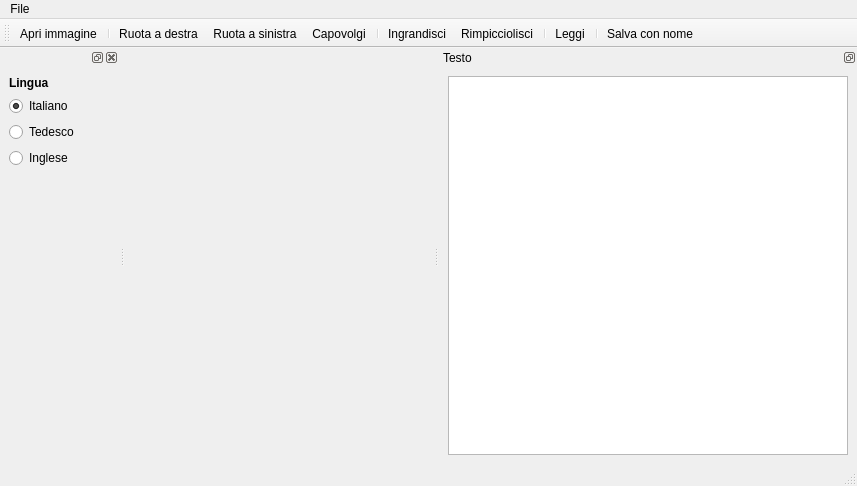
Above: ui_lector.ui from zdenop/lector before the change. Below: the same form after it.
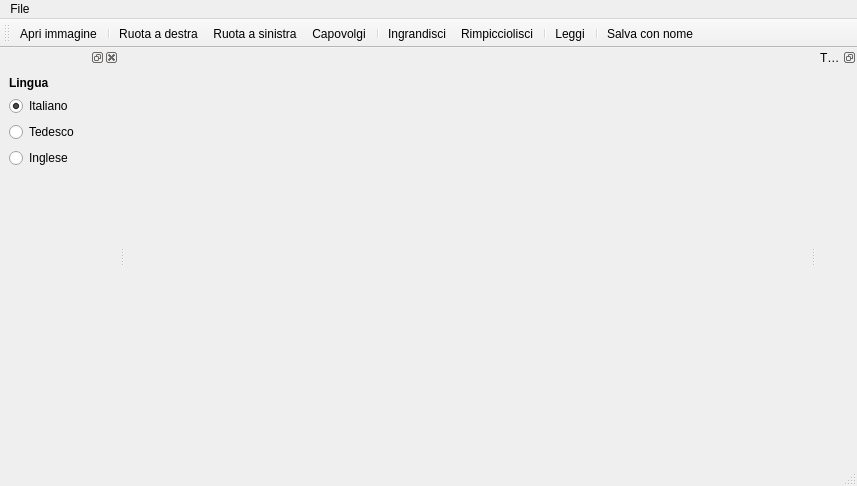
That is the form after the change.

Commit message: Corretta form (doppio textwidget)

The edit to the form file:
```diff
--- a/ui_lector.ui
+++ b/ui_lector.ui
@@ -142,21 +142,7 @@
     <number>2</number>
    </attribute>
    <widget class="QWidget" name="dockWidgetContents_2" >
-    <layout class="QVBoxLayout" >
-     <item>
-      <widget class="QTextBrowser" name="textBrowser" >
-       <property name="minimumSize" >
-        <size>
-         <width>400</width>
-         <height>0</height>
-        </size>
-       </property>
-       <property name="readOnly" >
-        <bool>false</bool>
-       </property>
-      </widget>
-     </item>
-    </layout>
+    <layout class="QVBoxLayout" />
    </widget>
   </widget>
   <action name="actionOpen" >
```
